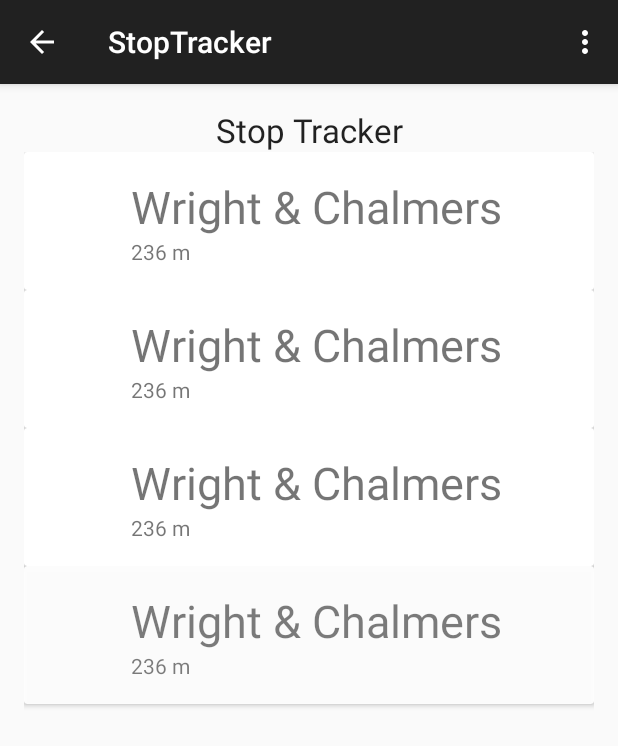
After one commit to dkt01/NextStop, an Android app: the StopTracker screen opened directly, with no data from a screen before it, on a phone screen of 412 x 824 dp. The commit adds this screen. Shown: the top 746 px of the screen. Run offline under Robolectric (Android 15) with nearby library versions, the phone set to English and light mode, and no system bars.

Commit message:
Started GUI for stop tracking.

```diff
--- /dev/null
+++ b/app/src/main/java/cjmaier2_dkturne2/nextstop/BusStopData.java
@@ -0,0 +1,18 @@
+package cjmaier2_dkturne2.nextstop;
+
+import java.util.List;
+
+/**
+ * Created by David K Turner on 5/5/2015.
+ */
+public class BusStopData {
+    public String name;
+    public int distance;
+    public List<Route> routes;
+
+    BusStopData(String name, List<Route> routes, int distance) {
+        this.name = name;
+        this.routes = routes;
+        this.distance = distance;
+    }
+}
--- a/app/src/main/java/cjmaier2_dkturne2/nextstop/Logger.java
+++ b/app/src/main/java/cjmaier2_dkturne2/nextstop/Logger.java
@@ -444,6 +444,7 @@ public class Logger extends ActionBarActivity implements SensorEventListener, Lo
             if(writer_created)
             {
                 File dir;
+                writer_created = false;
                 try {
                     writer.close();
                     // Write to Dropbox
@@ -456,8 +457,6 @@ public class Logger extends ActionBarActivity implements SensorEventListener, Lo
                     }
                 } catch (IOException ex) {
                     testText.setText("Something went wrong!(IO)" + ex.getMessage());
-                } finally {
-                    writer_created = false;
                 }
             }
         }
--- a/app/src/main/java/cjmaier2_dkturne2/nextstop/MainActivity.java
+++ b/app/src/main/java/cjmaier2_dkturne2/nextstop/MainActivity.java
@@ -84,6 +84,12 @@ public class MainActivity extends ActionBarActivity {
         startActivity(intent);
     }
 
+    public void launchTracker(View view)
+    {
+        Intent intent = new Intent(this, StopTracker.class);
+        startActivity(intent);
+    }
+
     public void launchDropboxSetup(View view)
     {
         Intent intent = new Intent(this, DropboxSetup.class);
--- /dev/null
+++ b/app/src/main/java/cjmaier2_dkturne2/nextstop/RVAdapter.java
@@ -0,0 +1,82 @@
+package cjmaier2_dkturne2.nextstop;
+
+import android.content.Context;
+import android.graphics.PorterDuff;
+import android.graphics.drawable.Drawable;
+import android.graphics.drawable.shapes.Shape;
+import android.support.v7.widget.CardView;
+import android.support.v7.widget.RecyclerView;
+import android.view.LayoutInflater;
+import android.view.View;
+import android.view.ViewGroup;
+import android.widget.ImageView;
+import android.widget.LinearLayout;
+import android.widget.TextView;
+
+import java.util.List;
+
+public class RVAdapter extends RecyclerView.Adapter<RVAdapter.BusStopViewHolder> {
+
+    public static class BusStopViewHolder extends RecyclerView.ViewHolder {
+
+        CardView cv;
+        TextView stopName;
+        TextView stopDistance;
+        LinearLayout stopRoutes;
+
+        BusStopViewHolder(View itemView) {
+            super(itemView);
+            cv = (CardView)itemView.findViewById(R.id.cv);
+            stopName = (TextView)itemView.findViewById(R.id.stop_name);
+            stopDistance = (TextView)itemView.findViewById(R.id.stop_distance);
+            stopRoutes = (LinearLayout)itemView.findViewById(R.id.stop_routes);
+        }
+    }
+
+    List<BusStopData> busStops;
+    Context ctx;
+
+    RVAdapter(List<BusStopData> busStops){
+        this.busStops = busStops;
+    }
+
+    RVAdapter(BusStopData busStop){
+        this.busStops.add(busStop);
+    }
+
+    RVAdapter(){
+        // Doesn't really need to do anything
+    }
+
+    @Override
+    public void onAttachedToRecyclerView(RecyclerView recyclerView) {
+        super.onAttachedToRecyclerView(recyclerView);
+    }
+
+    @Override
+    public BusStopViewHolder onCreateViewHolder(ViewGroup viewGroup, int i) {
+        ctx = viewGroup.getContext();
+        View v = LayoutInflater.from(viewGroup.getContext()).inflate(R.layout.busstop_card, viewGroup, false);
+        BusStopViewHolder bsvh = new BusStopViewHolder(v);
+        return bsvh;
+    }
+
+    @Override
+    public void onBindViewHolder(BusStopViewHolder busStopViewHolder, int i) {
+        List<Route> routes = busStops.get(i).routes;
+        busStopViewHolder.stopName.setText(busStops.get(i).name);
+        busStopViewHolder.stopDistance.setText(Integer.toString(busStops.get(i).distance) + " m");
+        Drawable rect;
+        for(Route route:routes){
+            rect = ctx.getResources().getDrawable(R.drawable.rectangle);
+            rect.setColorFilter(route.getColVal(), PorterDuff.Mode.SRC_ATOP);
+//            busStopViewHolder.stopRoutes.addView(rect);
+        }
+//        busStopViewHolder.stopRoutes.setImageResource(busStops.get(i).photoId);
+    }
+
+    @Override
+    public int getItemCount() {
+        return busStops.size();
+    }
+}
--- /dev/null
+++ b/app/src/main/java/cjmaier2_dkturne2/nextstop/StopTracker.java
@@ -0,0 +1,131 @@
+package cjmaier2_dkturne2.nextstop;
+
+import android.support.v7.app.ActionBarActivity;
+import android.os.Bundle;
+import android.support.v7.widget.DefaultItemAnimator;
+import android.support.v7.widget.LinearLayoutManager;
+import android.support.v7.widget.RecyclerView;
+import android.view.Menu;
+import android.view.MenuItem;
+
+import java.util.ArrayList;
+import java.util.List;
+import java.util.Random;
+
+import cjmaier2_dkturne2.nextstop.R;
+
+public class StopTracker extends ActionBarActivity {
+
+    private List<BusStopData> busStops;
+    private RecyclerView rv;
+
+    private android.os.Handler guiHandler;
+    private int guiInterval = 250; // 1000 mS
+    private boolean create = true;
+
+    @Override
+    protected void onCreate(Bundle savedInstanceState) {
+        super.onCreate(savedInstanceState);
+        setContentView(R.layout.activity_stop_tracker);
+
+        rv=(RecyclerView)findViewById(R.id.rv);
+
+        LinearLayoutManager llm = new LinearLayoutManager(this);
+        rv.setLayoutManager(llm);
+        rv.setHasFixedSize(true);
+        rv.setItemAnimator(new DefaultItemAnimator());
+
+        initializeData();
+        initializeAdapter();
+
+        guiHandler = new android.os.Handler();
+    }
+
+    @Override
+    protected void onResume() {
+        super.onResume();
+        guiUpdate.run();
+    }
+
+    @Override
+    protected void onPause() {
+        super.onPause();
+        guiHandler.removeCallbacks(guiUpdate);
+    }
+
+    @Override
+    public boolean onCreateOptionsMenu(Menu menu) {
+        // Inflate the menu; this adds items to the action bar if it is present.
+        getMenuInflater().inflate(R.menu.menu_stop_tracker, menu);
+        return true;
+    }
+
+    @Override
+    public boolean onOptionsItemSelected(MenuItem item) {
+        // Handle action bar item clicks here. The action bar will
+        // automatically handle clicks on the Home/Up button, so long
+        // as you specify a parent activity in AndroidManifest.xml.
+        int id = item.getItemId();
+
+        //noinspection SimplifiableIfStatement
+        if (id == R.id.action_settings) {
+            return true;
+        }
+
+        return super.onOptionsItemSelected(item);
+    }
+
+    private void initializeData(){
+        busStops = new ArrayList<>();
+        busStops.add(new BusStopData("Wright & Springfield", new ArrayList<Route>() , 50));
+        busStops.add(new BusStopData("Wright & Healey", new ArrayList<Route>(), 70));
+        busStops.add(new BusStopData("Transit Plaza", new ArrayList<Route>(), 90));
+    }
+
+    private void initializeAdapter(){
+        RVAdapter adapter = new RVAdapter(busStops);
+        rv.setAdapter(adapter);
+    }
+
+    public void addItem(BusStopData item) {
+        addItem(item, rv.getAdapter().getItemCount());
+    }
+
+    public void addItem(BusStopData item, int position) {
+        busStops.add(position, item);
+        rv.getAdapter().notifyItemInserted(position);
+    }
+
+    public void removeItem(BusStopData item) {
+        int position = busStops.indexOf(item);
+        busStops.remove(position);
+        rv.getAdapter().notifyItemRemoved(position);
+    }
+
+    public void updateDistance(int index, int distance) {
+        try {
+            busStops.get(index).distance = distance;
+            rv.getAdapter().notifyItemChanged(index);
+        } catch (IndexOutOfBoundsException e){
+            // Do Nothing
+        }
+    }
+
+    Runnable guiUpdate = new Runnable() {
+        @Override
+        public void run() {
+            guiHandler.postDelayed(guiUpdate, guiInterval);
+            if(create)
+            {
+                Random r = new Random();
+
+                addItem(new BusStopData("Wright & Chalmers", new ArrayList<Route>(), r.nextInt(500)));
+            }
+            else
+            {
+                removeItem(busStops.get(0));
+            }
+            create = !create;
+        }
+    };
+}
--- /dev/null
+++ b/app/src/main/res/drawable/rectangle.xml
@@ -0,0 +1,6 @@
+<?xml version="1.0" encoding="utf-8"?>
+<shape xmlns:android="http://schemas.android.com/apk/res/android"
+    android:shape="rectangle"
+    android:layout_width="match_parent">
+    <solid android:color="#000000"/>
+</shape>
--- /dev/null
+++ b/app/src/main/res/layout/activity_stop_tracker.xml
@@ -0,0 +1,35 @@
+<ScrollView xmlns:android="http://schemas.android.com/apk/res/android"
+    xmlns:tools="http://schemas.android.com/tools"
+    android:id="@+id/ScrollView02"
+    android:layout_width="match_parent"
+    android:layout_height="match_parent"
+    android:fillViewport="true"
+    android:scrollbars="none" >
+
+    <LinearLayout xmlns:android="http://schemas.android.com/apk/res/android"
+        xmlns:tools="http://schemas.android.com/tools"
+        xmlns:card_view="http://schemas.android.com/apk/res-auto"
+        android:layout_width="match_parent"
+        android:layout_height="match_parent"
+        android:paddingLeft="@dimen/activity_horizontal_margin"
+        android:paddingRight="@dimen/activity_horizontal_margin"
+        android:paddingTop="@dimen/activity_vertical_margin"
+        android:paddingBottom="@dimen/activity_vertical_margin"
+        tools:context="cjmaier2_dkturne2.nextstop.StopTracker"
+        android:orientation="vertical">
+
+        <TextView
+            android:layout_width="match_parent"
+            android:layout_height="wrap_content"
+            android:textAppearance="?android:attr/textAppearanceLarge"
+            android:text="Stop Tracker"
+            android:id="@+id/StopTrackerTitle"
+            android:layout_gravity="top"
+            android:gravity="center_horizontal" />
+
+        <android.support.v7.widget.RecyclerView
+            android:layout_width="match_parent"
+            android:layout_height="match_parent"
+            android:id="@+id/rv"/>
+    </LinearLayout>
+</ScrollView>
--- /dev/null
+++ b/app/src/main/res/layout/busstop_card.xml
@@ -0,0 +1,45 @@
+<?xml version="1.0" encoding="utf-8"?>
+<android.support.v7.widget.CardView
+    xmlns:android="http://schemas.android.com/apk/res/android"
+    android:layout_width="match_parent"
+    android:layout_height="wrap_content"
+    android:id="@+id/cv"
+    >
+
+    <RelativeLayout
+        android:layout_width="match_parent"
+        android:layout_height="wrap_content"
+        android:padding="16dp"
+        >
+
+        <LinearLayout
+            android:layout_width="50dp"
+            android:layout_height="match_parent"
+            android:layout_alignParentLeft="true"
+            android:layout_alignParentTop="true"
+            android:layout_marginLeft="0dp"
+            android:orientation="vertical"
+            android:id="@+id/stop_routes"/>
+
+        <TextView
+            android:layout_width="wrap_content"
+            android:layout_height="wrap_content"
+            android:id="@+id/stop_name"
+            android:layout_alignParentLeft="true"
+            android:layout_alignParentTop="true"
+            android:layout_marginLeft="55dp"
+            android:textSize="30sp"
+            />
+
+        <TextView
+            android:layout_width="wrap_content"
+            android:layout_height="wrap_content"
+            android:id="@+id/stop_distance"
+            android:layout_alignParentLeft="true"
+            android:layout_marginLeft="55dp"
+            android:layout_below="@+id/stop_name"
+            />
+
+    </RelativeLayout>
+
+</android.support.v7.widget.CardView>
--- /dev/null
+++ b/app/src/main/res/menu/menu_stop_tracker.xml
@@ -0,0 +1,7 @@
+<menu xmlns:android="http://schemas.android.com/apk/res/android"
+    xmlns:app="http://schemas.android.com/apk/res-auto"
+    xmlns:tools="http://schemas.android.com/tools"
+    tools:context="cjmaier2_dkturne2.nextstop.StopTracker">
+    <item android:id="@+id/action_settings" android:title="@string/action_settings"
+        android:orderInCategory="100" app:showAsAction="never" />
+</menu>
--- a/app/src/main/res/values/strings.xml
+++ b/app/src/main/res/values/strings.xml
@@ -12,4 +12,5 @@
     <string name="title_activity_dropbox_setup">DropboxSetup</string>
     <string name="title_activity_step_count">StepCount</string>
     <string name="title_activity_mic_test">MicTest</string>
+    <string name="title_activity_stop_tracker">StopTracker</string>
 </resources>
```
Also changed, not shown: app/build.gradle (+5 -3 lines), app/src/main/AndroidManifest.xml (+27 -18 lines), app/src/main/java/cjmaier2_dkturne2/nextstop/Route.java (added, +35 -0 lines), app/src/main/res/layout/activity_main.xml (+11 -0 lines), 2 other files.
